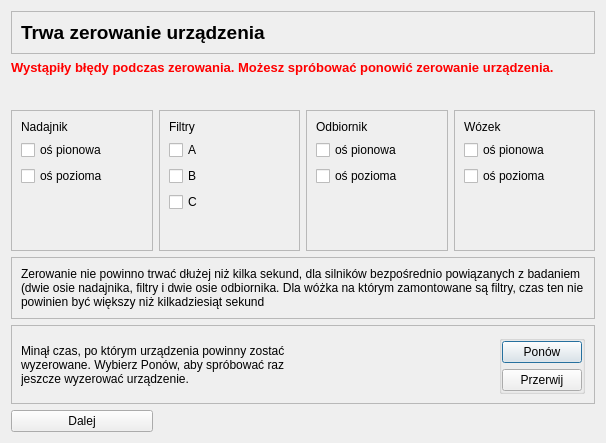
Before: the Qt Designer form CzujkiLinioweApp/oknozerowanieurzadzenia.ui in wiacekmarcin/CzujkiLiniowe, drawn with Qt 5.
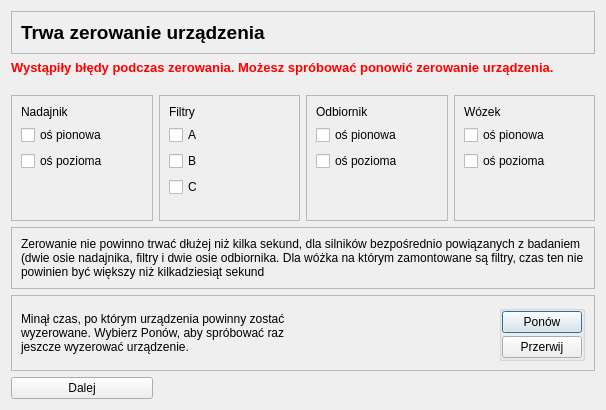
After: the same form once the commit is applied.

The edit to the form file:
```diff
--- a/CzujkiLinioweApp/oknozerowanieurzadzenia.ui
+++ b/CzujkiLinioweApp/oknozerowanieurzadzenia.ui
@@ -7,9 +7,21 @@
     <x>0</x>
     <y>0</y>
     <width>606</width>
-    <height>443</height>
+    <height>410</height>
    </rect>
   </property>
+  <property name="minimumSize">
+   <size>
+    <width>600</width>
+    <height>410</height>
+   </size>
+  </property>
+  <property name="maximumSize">
+   <size>
+    <width>1920</width>
+    <height>1200</height>
+   </size>
+  </property>
   <property name="windowTitle">
    <string>Czujki Liniowe - zerowanie urządzenia</string>
   </property>
@@ -51,9 +63,12 @@
         <property name="title">
          <string/>
         </property>
+        <property name="alignment">
+         <set>Qt::AlignCenter</set>
+        </property>
         <layout class="QVBoxLayout" name="verticalLayout_5">
          <property name="spacing">
-          <number>6</number>
+          <number>3</number>
          </property>
          <property name="leftMargin">
           <number>0</number>
```
